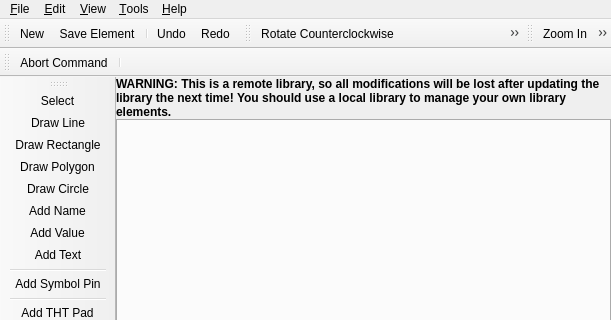
Before: the Qt Designer form libs/librepcb/libraryeditor/libraryeditor.ui in LibrePCB/LibrePCB, drawn with Qt 5; both pictures show x 0 to 611 and y 0 to 320 of the 611 by 540 pixel window.
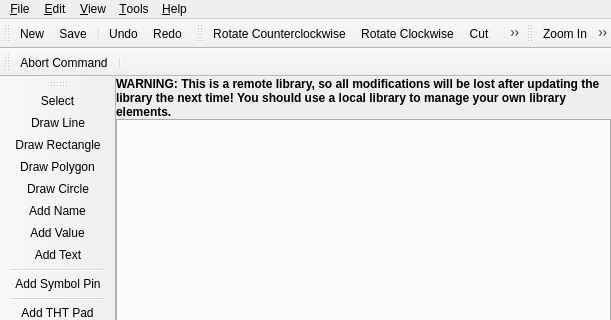
After: the same form once the commit is applied. Icons and pictures are not drawn. Custom widgets are drawn as their Qt base class.

Commit message:
Library Editor: Display element name in "save" action
Instead of always naming the action "Save element", show the actual
element name in the action's title, e.g. "Save 'NE555'".

Patch:
```diff
--- a/libs/librepcb/libraryeditor/libraryeditor.ui
+++ b/libs/librepcb/libraryeditor/libraryeditor.ui
@@ -284,7 +284,7 @@
      <normaloff>:/img/actions/save.png</normaloff>:/img/actions/save.png</iconset>
    </property>
    <property name="text">
-    <string>&amp;Save Element</string>
+    <string notr="true">&amp;Save</string>
    </property>
    <property name="shortcut">
     <string>Ctrl+S</string>
```
The commit also changes 1 other file.
